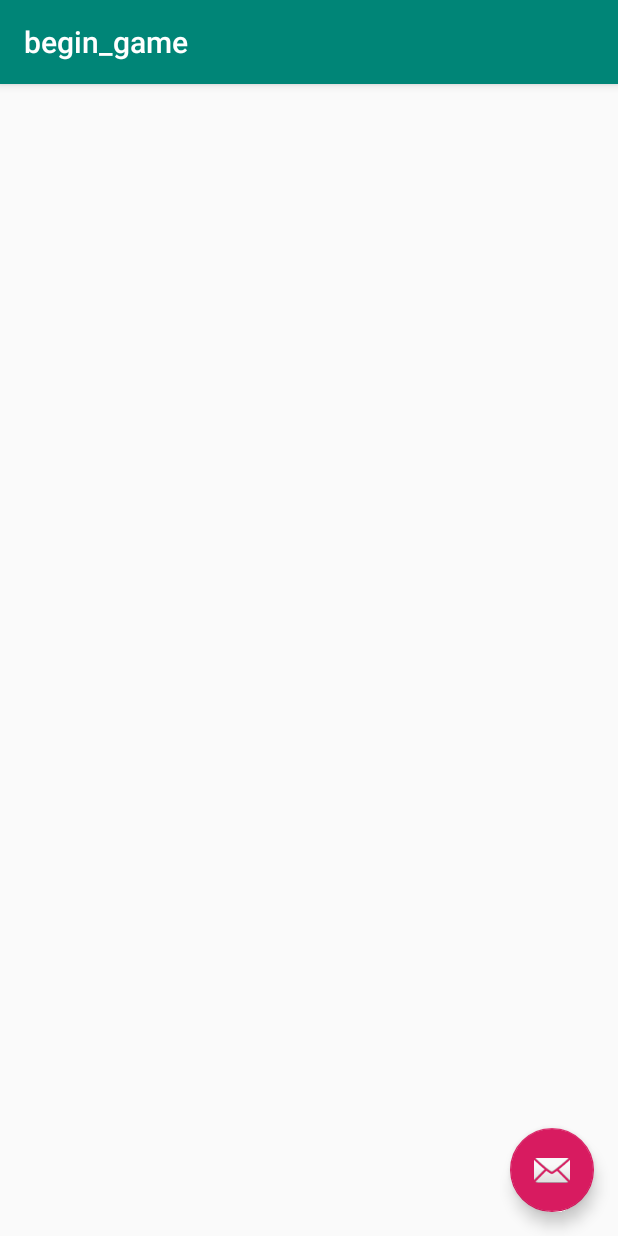
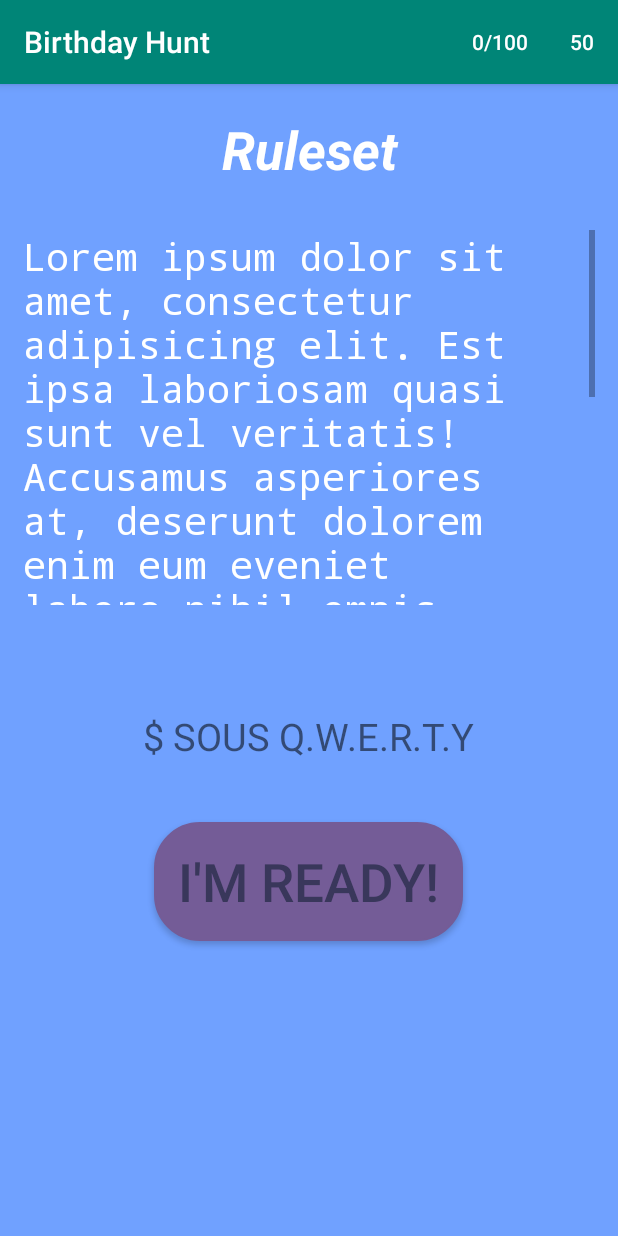
Before and after one commit to Guy-Am-I/Dean_Bday_App, an Android app: the screen it shows after launch (begin_game before the commit, BeginGame after it), after a tap on "LETS GO!", on a phone screen of 412 x 824 dp. Run offline under Robolectric (Android 15) with nearby library versions, the phone set to English and light mode, and no system bars.

Commit message:
Styled Begin Game screen (with initial question) and added first version options menu

```diff
--- a/app/src/main/AndroidManifest.xml
+++ b/app/src/main/AndroidManifest.xml
@@ -9,10 +9,7 @@
         android:roundIcon="@mipmap/ic_launcher_round"
         android:supportsRtl="true"
         android:theme="@style/AppTheme">
-        <activity
-            android:name=".begin_game"
-            android:label="@string/title_activity_begin_game"
-            android:theme="@style/AppTheme.NoActionBar"></activity>
+        <activity android:name=".BeginGame"></activity>
         <activity android:name=".WelcomeActivity">
             <intent-filter>
                 <action android:name="android.intent.action.MAIN" />
--- /dev/null
+++ b/app/src/main/java/com/example/happybirthday/BeginGame.java
@@ -0,0 +1,21 @@
+package com.example.happybirthday;
+
+import androidx.appcompat.app.AppCompatActivity;
+
+import android.os.Bundle;
+import android.view.Menu;
+
+public class BeginGame extends AppCompatActivity {
+
+    @Override
+    protected void onCreate(Bundle savedInstanceState) {
+        super.onCreate(savedInstanceState);
+        setContentView(R.layout.activity_begin_game);
+    }
+
+    @Override
+    public boolean onCreateOptionsMenu(Menu menu) {
+        getMenuInflater().inflate(R.menu.game_status_menu, menu);
+        return true;
+    }
+}
--- a/app/src/main/java/com/example/happybirthday/WelcomeActivity.java
+++ b/app/src/main/java/com/example/happybirthday/WelcomeActivity.java
@@ -9,17 +9,15 @@ import android.widget.Button;
 
 public class WelcomeActivity extends AppCompatActivity {
 
-    private Button start_game_button;
     @Override
     protected void onCreate(Bundle savedInstanceState) {
         super.onCreate(savedInstanceState);
         setContentView(R.layout.welcome_activity);
         getSupportActionBar().hide();
-        start_game_button = findViewById(R.id.start_game_button);
     }
 
     public void goToBeginGameScreen(View view){
-        Intent goToBeginGame = new Intent(this, begin_game.class);
+        Intent goToBeginGame = new Intent(this, BeginGame.class);
         startActivity(goToBeginGame);
     }
 }
--- a/app/src/main/java/com/example/happybirthday/begin_game.java
+++ /dev/null
@@ -1,32 +0,0 @@
-package com.example.happybirthday;
-
-import android.os.Bundle;
-
-import com.google.android.material.floatingactionbutton.FloatingActionButton;
-import com.google.android.material.snackbar.Snackbar;
-
-import androidx.appcompat.app.AppCompatActivity;
-import androidx.appcompat.widget.Toolbar;
-
-import android.view.View;
-
-public class begin_game extends AppCompatActivity {
-
-    @Override
-    protected void onCreate(Bundle savedInstanceState) {
-        super.onCreate(savedInstanceState);
-        setContentView(R.layout.activity_begin_game);
-        Toolbar toolbar = findViewById(R.id.toolbar);
-        setSupportActionBar(toolbar);
-
-        FloatingActionButton fab = findViewById(R.id.fab);
-        fab.setOnClickListener(new View.OnClickListener() {
-            @Override
-            public void onClick(View view) {
-                Snackbar.make(view, "Replace with your own action", Snackbar.LENGTH_LONG)
-                        .setAction("Action", null).show();
-            }
-        });
-    }
-
-}
--- a/app/src/main/res/layout/activity_begin_game.xml
+++ b/app/src/main/res/layout/activity_begin_game.xml
@@ -1,33 +1,53 @@
 <?xml version="1.0" encoding="utf-8"?>
-<androidx.coordinatorlayout.widget.CoordinatorLayout xmlns:android="http://schemas.android.com/apk/res/android"
+<LinearLayout xmlns:android="http://schemas.android.com/apk/res/android"
     xmlns:app="http://schemas.android.com/apk/res-auto"
     xmlns:tools="http://schemas.android.com/tools"
+    android:orientation="vertical"
     android:layout_width="match_parent"
     android:layout_height="match_parent"
-    tools:context=".begin_game">
+    android:background="@color/main_app_lightish"
+    tools:context=".BeginGame">
 
-    <com.google.android.material.appbar.AppBarLayout
-        android:layout_width="match_parent"
-        android:layout_height="wrap_content"
-        android:theme="@style/AppTheme.AppBarOverlay">
+        <TextView
+            android:layout_width="match_parent"
+            android:layout_height="wrap_content"
+            android:gravity="center_horizontal"
+            android:layout_marginTop="20dp"
+            android:text="Ruleset"
+            android:textColor="@color/text_color"
+            android:textSize="35sp"
+            android:textStyle="bold|italic" />
 
-        <androidx.appcompat.widget.Toolbar
-            android:id="@+id/toolbar"
+        <ScrollView
             android:layout_width="match_parent"
-            android:layout_height="?attr/actionBarSize"
-            android:background="?attr/colorPrimary"
-            app:popupTheme="@style/AppTheme.PopupOverlay" />
+            android:layout_height="250dp"
+            android:layout_marginHorizontal="15dp"
+            android:layout_marginVertical="30dp">
 
-    </com.google.android.material.appbar.AppBarLayout>
+            <TextView
+                android:layout_width="match_parent"
+                android:layout_height="match_parent"
+                android:fontFamily="monospace"
+                android:text="@string/rules"
+                android:textColor="@color/text_color"
+                android:textSize="25sp" />
+        </ScrollView>
+        <TextView
+            android:id="@+id/initial_question"
+            android:textSize="25sp"
+            android:text="@string/initial_question_1"
+            android:layout_gravity="center_horizontal"
+            android:layout_marginVertical="40dp"
+            android:layout_width="wrap_content"
+            android:layout_height="wrap_content"/>
+        <Button
+            android:layout_width="wrap_content"
+            android:layout_height="wrap_content"
+            android:background="@drawable/image_border"
+            android:textColor="@color/main_app_dark"
+            android:textSize="35sp"
+            android:padding="16dp"
+            android:text="I'm Ready!"
+            android:layout_gravity="center_horizontal" />
 
-    <include layout="@layout/content_begin_game" />
-
-    <com.google.android.material.floatingactionbutton.FloatingActionButton
-        android:id="@+id/fab"
-        android:layout_width="wrap_content"
-        android:layout_height="wrap_content"
-        android:layout_gravity="bottom|end"
-        android:layout_margin="@dimen/fab_margin"
-        app:srcCompat="@android:drawable/ic_dialog_email" />
-
-</androidx.coordinatorlayout.widget.CoordinatorLayout>
+</LinearLayout>
--- /dev/null
+++ b/app/src/main/res/layout/balance_menu_item.xml
@@ -0,0 +1,17 @@
+<?xml version="1.0" encoding="utf-8"?>
+<LinearLayout xmlns:android="http://schemas.android.com/apk/res/android"
+    android:layout_width="wrap_content" android:layout_height="wrap_content" android:orientation="horizontal">
+
+
+    <ImageView
+        android:layout_width="wrap_content"
+        android:layout_height="wrap_content"
+        android:src="@drawable/shekel_icon"/>
+
+    <TextView
+        android:id="@+id/balance"
+        android:layout_width="wrap_content"
+        android:layout_height="wrap_content"
+        android:text="@string/menu_balance" />
+
+</LinearLayout>
--- a/app/src/main/res/layout/content_begin_game.xml
+++ /dev/null
@@ -1,11 +0,0 @@
-<?xml version="1.0" encoding="utf-8"?>
-<androidx.constraintlayout.widget.ConstraintLayout xmlns:android="http://schemas.android.com/apk/res/android"
-    xmlns:app="http://schemas.android.com/apk/res-auto"
-    xmlns:tools="http://schemas.android.com/tools"
-    android:layout_width="match_parent"
-    android:layout_height="match_parent"
-    app:layout_behavior="@string/appbar_scrolling_view_behavior"
-    tools:context=".begin_game"
-    tools:showIn="@layout/activity_begin_game">
-
-</androidx.constraintlayout.widget.ConstraintLayout>
--- /dev/null
+++ b/app/src/main/res/menu/game_status_menu.xml
@@ -0,0 +1,19 @@
+<?xml version="1.0" encoding="utf-8"?>
+<menu xmlns:android="http://schemas.android.com/apk/res/android"
+    xmlns:app="http://schemas.android.com/apk/res-auto"
+    android:panelFullBackground="@color/main_app_darkish"
+    xmlns:tools="http://schemas.android.com/tools">
+
+    <item
+        android:title="@string/menu_questions_answered"
+        android:orderInCategory="1"
+        app:showAsAction="ifRoom"
+        android:id="@+id/questions_answered"/>
+    <item
+        android:title="@string/menu_balance"
+        android:actionLayout="@layout/balance_menu_item"
+        android:orderInCategory="100"
+        app:showAsAction="ifRoom"
+        android:id="@+id/balance"/>
+
+</menu>
--- /dev/null
+++ b/app/src/main/res/values/arrays.xml
@@ -0,0 +1,6 @@
+<?xml version="1.0" encoding="utf-8"?>
+<resources>
+    <string-array name="initial_questions">
+        <item>@string/initial_question_1</item>
+    </string-array>
+</resources>
--- a/app/src/main/res/values/colors.xml
+++ b/app/src/main/res/values/colors.xml
@@ -3,8 +3,11 @@
     <color name="colorPrimary">#008577</color>
     <color name="colorPrimaryDark">#00574B</color>
     <color name="colorAccent">#D81B60</color>
+
+
     <color name="main_app_dark">#39375b</color>
     <color name="main_app_darkish">#745c97</color>
-    <color name="main_app_lightish">#ac8daf</color>
+    <color name="main_app_lightish">#70a1ff</color>
     <color name="main_app_light">#f5b0cb</color>
+    <color name="text_color">#ffffff</color>
 </resources>
--- a/app/src/main/res/values/strings.xml
+++ b/app/src/main/res/values/strings.xml
@@ -1,7 +1,16 @@
 <resources>
-    <string name="app_name">HappyBirthday</string>
+    <string name="app_name">Birthday Hunt</string>
     <string name="welcome_image_desc">Birthday Image</string>
     <string name="welcome_title">Happy Birthday Dean! Ready to Play?</string>
     <string name="start_game">Lets Go!</string>
     <string name="title_activity_begin_game">begin_game</string>
+
+    <string name="menu_questions_answered">0/100</string>
+    <string name="menu_balance">50</string>
+
+    <string name="rules">Lorem ipsum dolor sit amet, consectetur adipisicing elit. Est ipsa laboriosam quasi sunt vel veritatis! Accusamus asperiores at, deserunt dolorem enim eum eveniet labore nihil omnis pariatur reprehenderit, sint tempora.Lorem ipsum dolor sit amet, consectetur adipisicing elit. Commodi debitis ex fugit magni molestiae optio totam! Dolore ea harum id, illo incidunt itaque iure minus nihil nobis odit sapiente, ut?</string>
+
+    <string name="initial_question_1">$ SOUS Q.W.E.R.T.Y</string>
+
+
 </resources>
```
Also changed, not shown: app/src/main/res/drawable-hdpi/shekel_icon.png (added), app/src/main/res/drawable-mdpi/shekel_icon.png (added), app/src/main/res/drawable-xhdpi/shekel_icon.png (added), app/src/main/res/drawable-xxhdpi/shekel_icon.png (added), app/src/main/res/drawable-xxxhdpi/shekel_icon.png (added).
